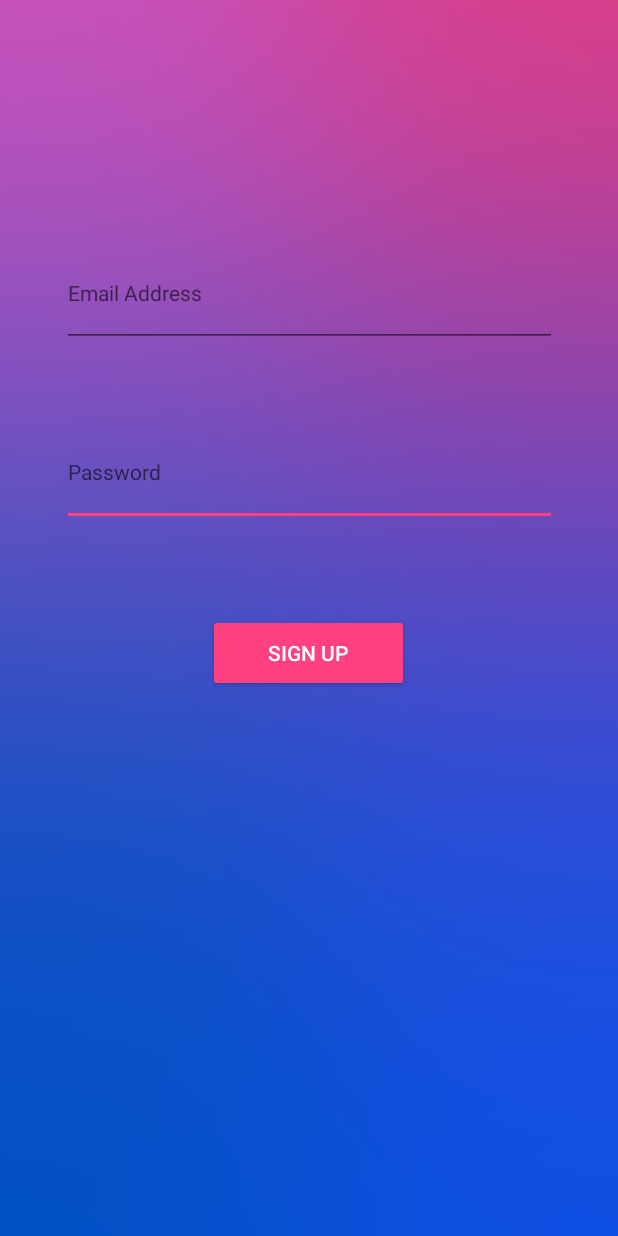
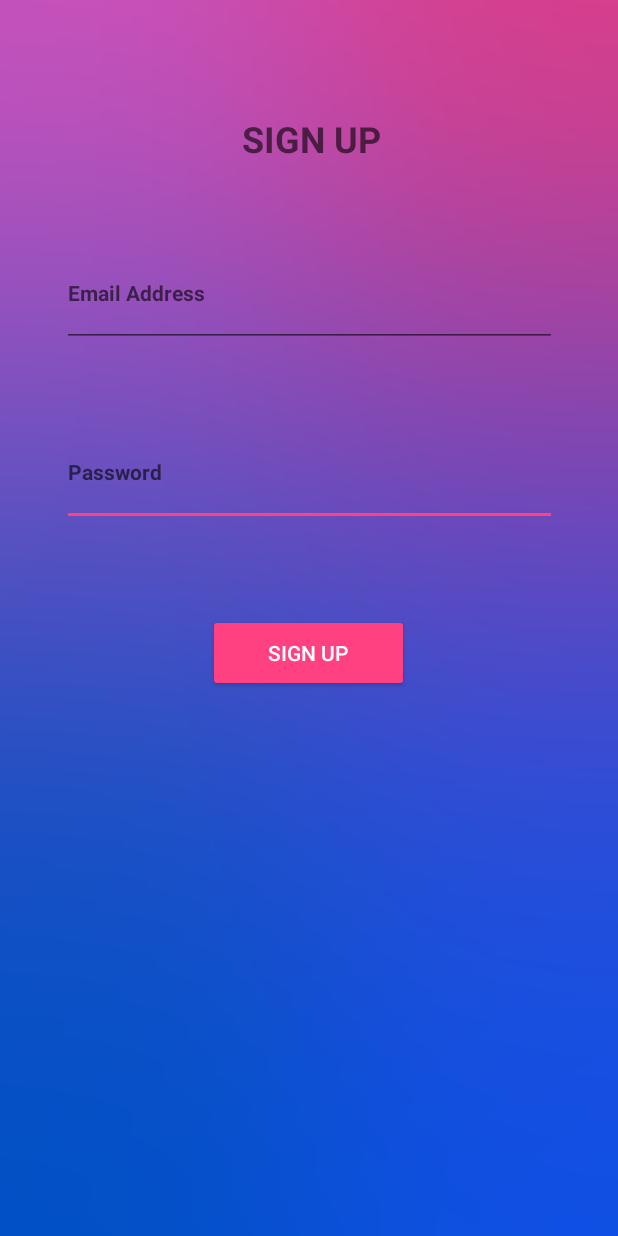
Before and after one commit to PatrickPrakash/Gluco, an Android app: the RegisterMailActivity screen opened directly, with no data from a screen before it, on a phone screen of 412 x 824 dp. Run offline under Robolectric (Android 15) with nearby library versions, the phone set to English and light mode, and no system bars; our stand-ins replace Firebase (no records; nobody signed in at launch, a user with empty details on screens opened directly); plain views replace MaterialEditText.

Commit message:
Ui Improvement

```diff
--- a/app/src/main/AndroidManifest.xml
+++ b/app/src/main/AndroidManifest.xml
@@ -17,7 +17,7 @@
             </intent-filter>
         </activity>
         <activity android:name=".RegisterMailActivity" android:exported="true" />
-        <activity android:name=".activity_main" android:exported="true">
+        <activity android:name=".MainActivity" android:exported="true">
 
         </activity>
     </application>
--- a/app/src/main/java/com/projectx/gluco/activity_main.java
+++ b/app/src/main/java/com/projectx/gluco/MainActivity.java
@@ -7,7 +7,7 @@ import com.jjoe64.graphview.GraphView;
 import com.jjoe64.graphview.series.DataPoint;
 import com.jjoe64.graphview.series.LineGraphSeries;
 
-public class activity_main extends AppCompatActivity {
+public class MainActivity extends AppCompatActivity {
 
     @Override
     protected void onCreate(Bundle savedInstanceState) {
--- a/app/src/main/res/layout/activity_email_signup.xml
+++ b/app/src/main/res/layout/activity_email_signup.xml
@@ -18,11 +18,12 @@
         android:hint="Password"
         android:inputType="textPassword"
         android:textAppearance="@android:style/TextAppearance.Material.Body1"
-        app:met_floatingLabel="highlight"
+        android:textStyle="bold"
         app:layout_constraintEnd_toEndOf="parent"
         app:layout_constraintHorizontal_bias="0.506"
         app:layout_constraintStart_toStartOf="parent"
-        app:layout_constraintTop_toBottomOf="@+id/editText3" />
+        app:layout_constraintTop_toBottomOf="@+id/editText3"
+        app:met_floatingLabel="highlight" />
 
     <com.rengwuxian.materialedittext.MaterialEditText
         android:id="@+id/editText3"
@@ -35,10 +36,11 @@
         android:hint="Email Address"
         android:inputType="textEmailAddress"
         android:textAppearance="@android:style/TextAppearance.Material.Body1"
-        app:met_floatingLabel="highlight"
+        android:textStyle="bold"
         app:layout_constraintEnd_toEndOf="parent"
         app:layout_constraintStart_toStartOf="parent"
-        app:layout_constraintTop_toTopOf="parent" />
+        app:layout_constraintTop_toTopOf="parent"
+        app:met_floatingLabel="highlight" />
 
     <Button
         android:id="@+id/button2"
@@ -58,4 +60,21 @@
         app:layout_constraintTop_toBottomOf="@+id/editText2"
         app:layout_constraintVertical_bias="0.108" />
 
+    <TextView
+        android:id="@+id/textView"
+        android:layout_width="111dp"
+        android:layout_height="33dp"
+        android:layout_marginEnd="8dp"
+        android:layout_marginStart="8dp"
+        android:layout_marginTop="76dp"
+        android:text="Sign Up"
+        android:textAllCaps="true"
+        android:textAppearance="@android:style/TextAppearance.Material.Medium"
+        android:textSize="24sp"
+        android:textStyle="bold"
+        app:layout_constraintEnd_toEndOf="parent"
+        app:layout_constraintHorizontal_bias="0.538"
+        app:layout_constraintStart_toStartOf="parent"
+        app:layout_constraintTop_toTopOf="parent" />
+
 </android.support.constraint.ConstraintLayout>
--- a/app/src/main/res/layout/activity_main.xml
+++ b/app/src/main/res/layout/activity_main.xml
@@ -4,7 +4,7 @@
     xmlns:tools="http://schemas.android.com/tools"
     android:layout_width="match_parent"
     android:layout_height="match_parent"
-    tools:context="com.projectx.gluco.activity_main">
+    tools:context="com.projectx.gluco.MainActivity">
 
     <com.jjoe64.graphview.GraphView
         android:id="@+id/graph"
```
